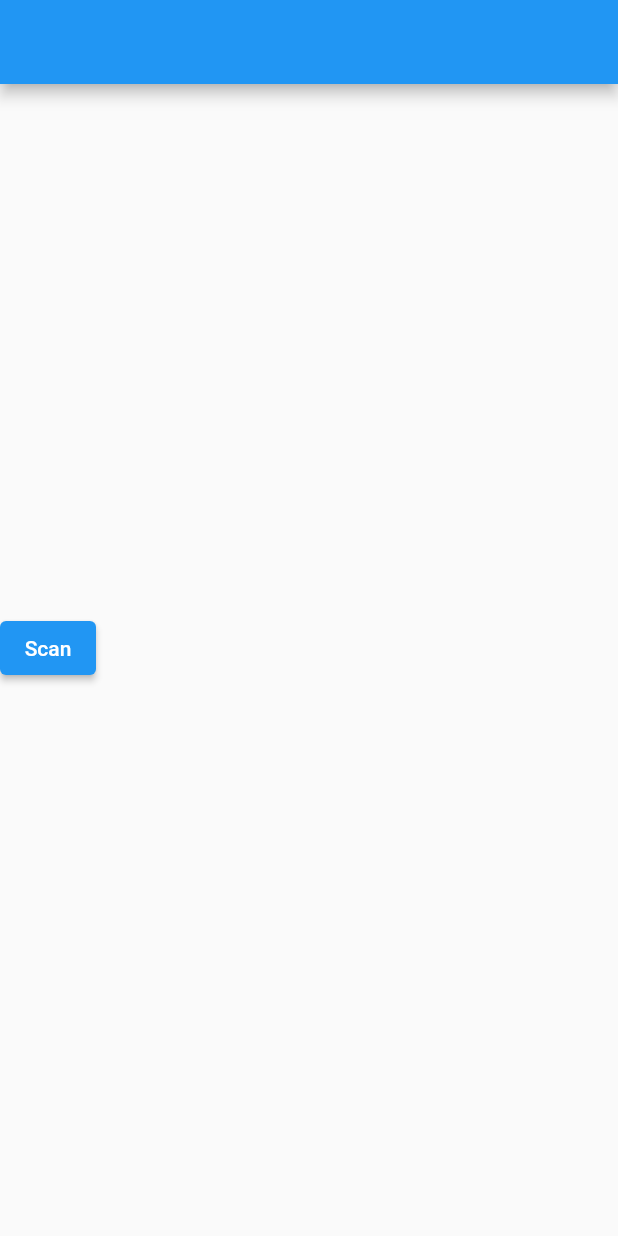
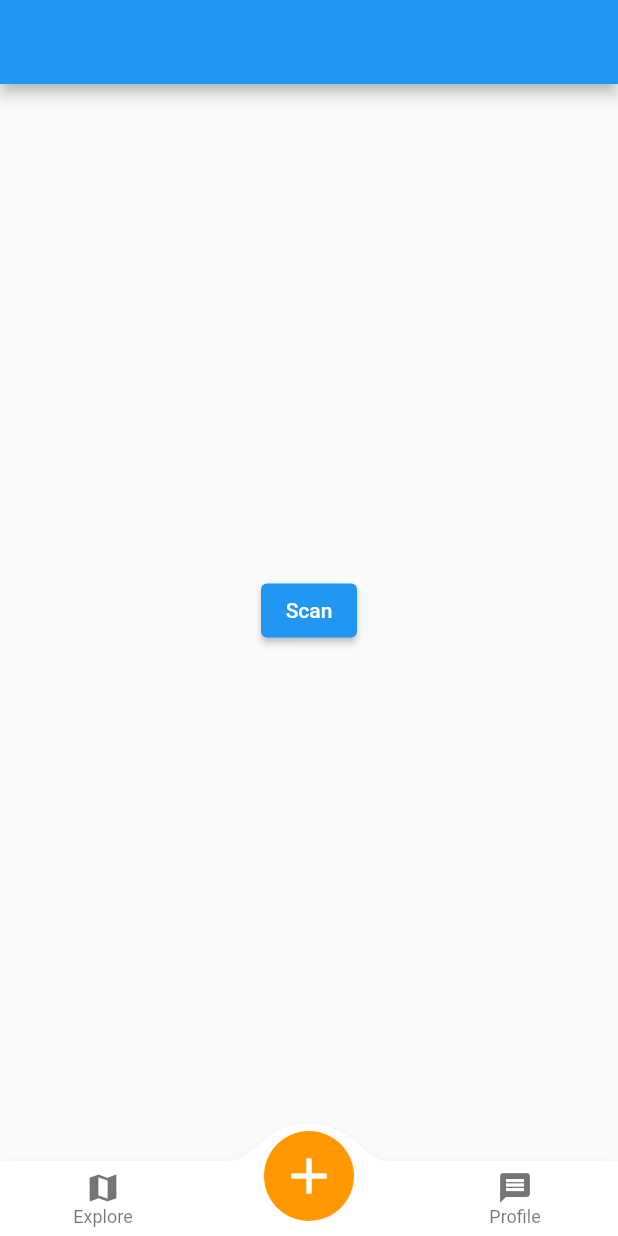
Before and after one commit to PregaDiet/PregaDietApp, a Flutter app: the screen it shows after launch, on a phone screen of 412 x 824 dp. Run offline on Flutter 3.47's test engine with Material 2 defaults, Android fonts, the phone set to English and light mode, and no system bars; drawn by our look-alikes of convex_bottom_bar; our stand-ins replace bloc, equatable, firebase_auth, flutter_bloc; missing offline and left inert: colco_demo, flutter_barcode_scanner; accounts and stored records are empty.

Commit message:
screens seperated

```diff
--- a/lib/homescreen.dart
+++ b/lib/homescreen.dart
@@ -1,5 +1,10 @@
+import 'package:convex_bottom_bar/convex_bottom_bar.dart';
 import 'package:flutter/material.dart';
 import 'package:flutter_barcode_scanner/flutter_barcode_scanner.dart';
+import 'package:prega_diet/app_colors.dart';
+import 'package:prega_diet/articles/articles_screen.dart';
+import 'package:prega_diet/profile/profile_screen.dart';
+import 'package:prega_diet/scan/scan_screen.dart';
 
 class HomeScreen extends StatefulWidget {
   const HomeScreen({Key? key}) : super(key: key);
@@ -9,32 +14,44 @@ class HomeScreen extends StatefulWidget {
 }
 
 class _HomeScreenState extends State<HomeScreen> {
+  int selectedScreen = 1;
+
+  Widget _chooseScreen() {
+    switch (selectedScreen) {
+      case 0:
+        return ArticlesScreen();
+      case 1:
+        return ScanScreen();
+      case 2:
+        return ProfileScreen();
+      default:
+        return const Center(
+          child: Text('Inappropriate Screen'),
+        );
+    }
+  }
+
   String text = '';
   @override
   Widget build(BuildContext context) {
     return Scaffold(
       appBar: AppBar(),
-      body: Column(
-        mainAxisAlignment: MainAxisAlignment.center,
-        crossAxisAlignment: CrossAxisAlignment.center,
-        children: [
-          ElevatedButton(
-              onPressed: () async {
-                print('Scanning');
-                final response = await FlutterBarcodeScanner.scanBarcode(
-                    '#4d2c91', 'Cancle', true, ScanMode.BARCODE);
-
-                if (response != '-1') {
-                  setState(() {
-                    text = response;
-                  });
-                } else {
-                  print('cancled');
-                }
-              },
-              child: Text('Scan')),
-          Text(text)
+      body: _chooseScreen(),
+      bottomNavigationBar: ConvexAppBar(
+        backgroundColor: Colors.white,
+        activeColor: AppColors.orange,
+        color: Colors.black54,
+        initialActiveIndex: selectedScreen,
+        items: const [
+          TabItem(icon: Icons.map, title: 'Explore'),
+          TabItem(icon: Icons.add, title: 'Scan'),
+          TabItem(icon: Icons.message, title: 'Profile'),
         ],
+        onTap: (val) {
+          setState(() {
+            selectedScreen = val;
+          });
+        },
       ),
     );
   }
--- /dev/null
+++ b/lib/scan/repository/scan_repository.dart
@@ -0,0 +1 @@
+class ScanRepository {}
--- /dev/null
+++ b/lib/scan/scan_screen.dart
@@ -0,0 +1,41 @@
+import 'package:flutter/material.dart';
+import 'package:flutter_barcode_scanner/flutter_barcode_scanner.dart';
+
+class ScanScreen extends StatefulWidget {
+  const ScanScreen({Key? key}) : super(key: key);
+
+  @override
+  State<ScanScreen> createState() => _ScanScreenState();
+}
+
+class _ScanScreenState extends State<ScanScreen> {
+  String text = '';
+  @override
+  Widget build(BuildContext context) {
+    return Center(
+      child: Column(
+        mainAxisAlignment: MainAxisAlignment.center,
+        crossAxisAlignment: CrossAxisAlignment.center,
+        children: [
+          Container(),
+          ElevatedButton(
+              onPressed: () async {
+                print('Scanning');
+                final response = await FlutterBarcodeScanner.scanBarcode(
+                    '#4d2c91', 'Cancle', true, ScanMode.BARCODE);
+
+                if (response != '-1') {
+                  setState(() {
+                    text = response;
+                  });
+                } else {
+                  print('cancled');
+                }
+              },
+              child: Text('Scan')),
+          Text(text)
+        ],
+      ),
+    );
+  }
+}
--- a/pubspec.yaml
+++ b/pubspec.yaml
@@ -31,6 +31,8 @@ dependencies:
     sdk: flutter
   flutter_barcode_scanner: ^2.0.0
   convex_bottom_bar: ^3.0.0
+  location: ^4.3.0
+  change_app_package_name: ^1.0.0
 
   # The following adds the Cupertino Icons font to your application.
   # Use with the CupertinoIcons class for iOS style icons.
```
Also changed, not shown: lib/articles/articles_screen.dart (added, +11 -0 lines), lib/auth/bloc/auth_bloc.dart (added, +45 -0 lines), lib/auth/bloc/auth_event.dart (added, +12 -0 lines), lib/auth/bloc/auth_state.dart (added, +14 -0 lines), lib/auth/repository/auth_repositiry.dart (added, +29 -0 lines), lib/auth/screen/authentication_wrapper.dart (added, +25 -0 lines), lib/profile/profile_screen.dart (added, +10 -0 lines), pubspec.lock, 6 other files.
